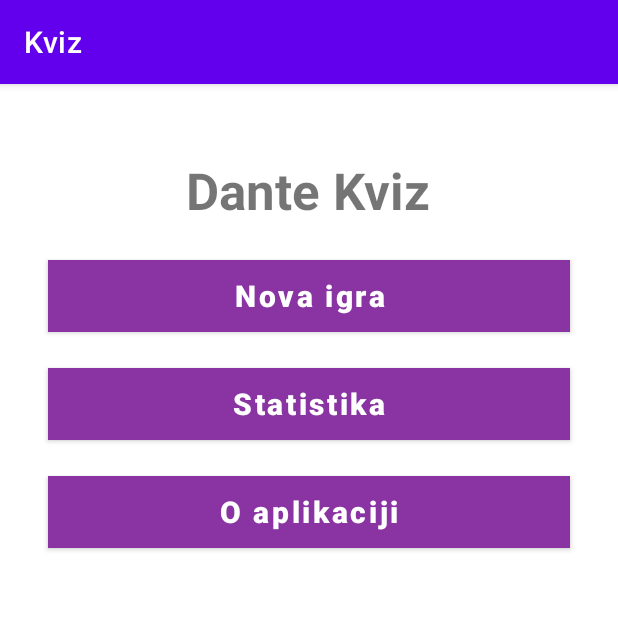
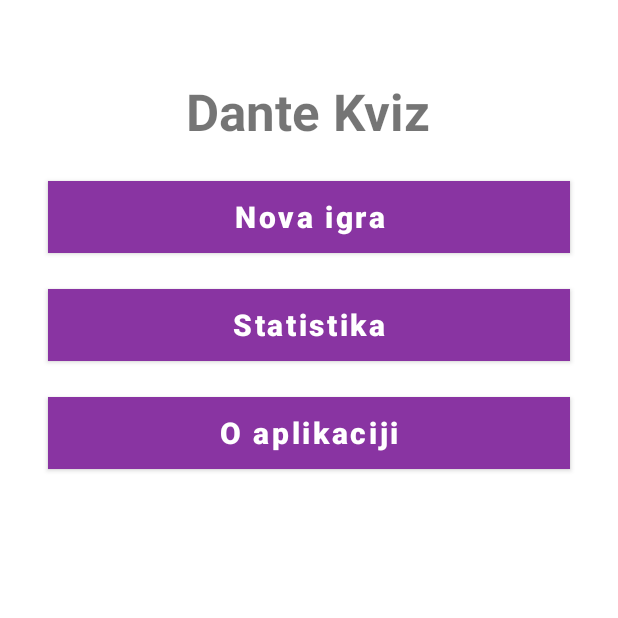
Before and after one commit to smarzic/DanteKviz, an Android app: the screen it shows after launch (MainActivity), on a phone screen of 412 x 824 dp, the top half of it. Run offline under Robolectric (Android 15) with nearby library versions, the phone set to English and light mode, and no system bars.

Commit message:
Uklonjen ActionBar (traka na vrhu)

```diff
--- a/app/src/main/res/values/themes.xml
+++ b/app/src/main/res/values/themes.xml
@@ -1,9 +1,9 @@
 <resources xmlns:tools="http://schemas.android.com/tools">
     <!-- Base application theme. -->
-    <style name="Theme.Kviz" parent="Theme.MaterialComponents.DayNight.DarkActionBar">
+    <style name="Theme.Kviz" parent="Theme.MaterialComponents.DayNight.NoActionBar">
         <!-- Primary brand color. -->
-        <item name="colorPrimary">@color/purple_500</item>
-        <item name="colorPrimaryVariant">@color/purple_700</item>
+        <item name="colorPrimary">@color/dante_main</item>
+        <item name="colorPrimaryVariant">@color/dante_main</item>
         <item name="colorOnPrimary">@color/white</item>
         <!-- Secondary brand color. -->
         <item name="colorSecondary">@color/teal_200</item>
```
